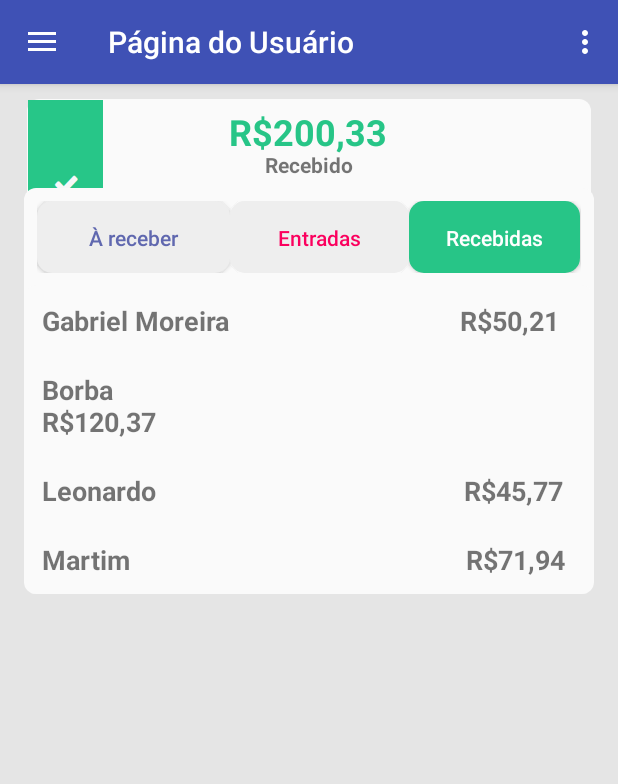
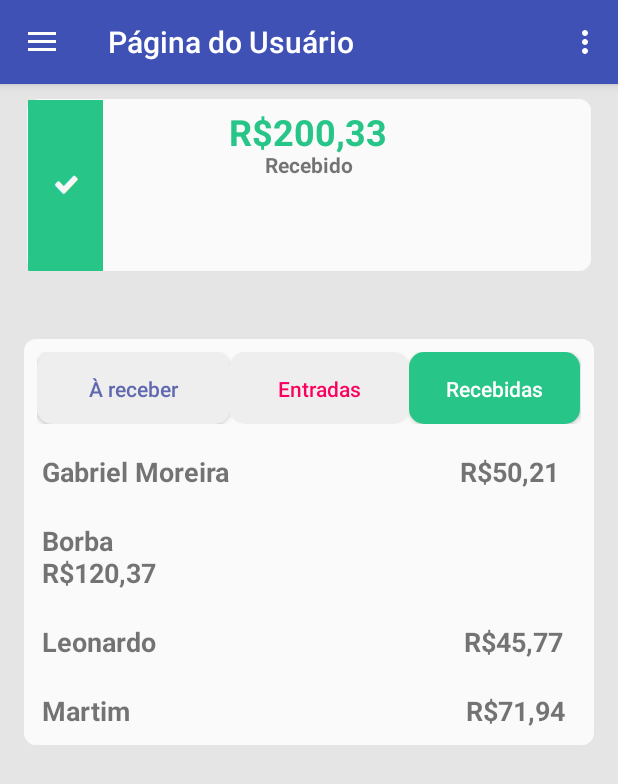
Before and after one commit to filipefborba/lapagapp, an Android app: the initial_userActivity screen opened directly, with no data from a screen before it, after a tap on "Recebidas", on a phone screen of 412 x 824 dp. Shown: the top 784 px of the screen. Run offline under Robolectric (Android 15) with nearby library versions, the phone set to English and light mode, and no system bars; 2 other taps on this screen came first.

Commit message:
fixed bug

```diff
--- a/Lapag/app/src/main/java/com/example/gmore/lapag/initial_userActivity.java
+++ b/Lapag/app/src/main/java/com/example/gmore/lapag/initial_userActivity.java
@@ -1,11 +1,8 @@
 package com.example.gmore.lapag;
 
-import android.content.Intent;
-import android.graphics.Color;
+
 import android.graphics.drawable.Drawable;
 import android.os.Bundle;
-import android.support.design.widget.FloatingActionButton;
-import android.support.design.widget.Snackbar;
 import android.view.View;
 import android.support.design.widget.NavigationView;
 import android.support.v4.view.GravityCompat;
@@ -16,18 +13,15 @@ import android.support.v7.widget.Toolbar;
 import android.view.Menu;
 import android.view.MenuItem;
 import android.widget.Button;
-import android.widget.RelativeLayout;
-import android.widget.TabHost;
+
 import android.widget.TextView;
 
 
 
 
-import static com.example.gmore.lapag.R.drawable.transferido;
 
 public class initial_userActivity extends AppCompatActivity
         implements NavigationView.OnNavigationItemSelectedListener, View.OnClickListener {
-    private TextView nome_usuario_menu;
     private Button button_areceber;
     private Button button_entradas;
     private Button button_recebidas;
@@ -48,7 +42,6 @@ public class initial_userActivity extends AppCompatActivity
         setSupportActionBar(toolbar);
 
 
-        nome_usuario_menu = (TextView) findViewById(R.id.nome_usuario_menu);
         score_view = (TextView) findViewById(R.id.score_view);
         score_value = (TextView) findViewById(R.id.score);
         areceber_text = (TextView) findViewById(R.id.areceber_texto);
@@ -101,7 +94,8 @@ public class initial_userActivity extends AppCompatActivity
             score_value.setTextColor(getResources().getColor(R.color.areceber));
             areceber_text.setText("À receber");
             proximo_recebimento_valor.setVisibility(View.VISIBLE);
-            proximo_recebimento_data.setVisibility(View.VISIBLE);
+            proximo_recebimento_data.setTextColor(getResources().getColor(R.color.default_font));
+
 
 
         }
@@ -119,7 +113,7 @@ public class initial_userActivity extends AppCompatActivity
             score_value.setTextColor(getResources().getColor(R.color.areceber));
             areceber_text.setText("À receber");
             proximo_recebimento_valor.setVisibility(View.VISIBLE);
-            proximo_recebimento_data.setVisibility(View.VISIBLE);
+            proximo_recebimento_data.setTextColor(getResources().getColor(R.color.default_font));
 
         }
         if (v.getId() == R.id.button_recebidas) {
@@ -136,8 +130,8 @@ public class initial_userActivity extends AppCompatActivity
             score_view.setCompoundDrawablesWithIntrinsicBounds(transferido_drawable, null, null, null);
             score_value.setTextColor(getResources().getColor(R.color.tranferido));
             areceber_text.setText("Recebido");
+            proximo_recebimento_data.setTextColor(getResources().getColor(R.color.background_default));
             proximo_recebimento_valor.setVisibility(View.GONE);
-            proximo_recebimento_data.setVisibility(View.GONE);
 
 
 
--- a/Lapag/app/src/main/res/layout/content_initial_user.xml
+++ b/Lapag/app/src/main/res/layout/content_initial_user.xml
@@ -114,15 +114,16 @@
         android:id="@+id/proximo_recebimento_data"
         android:layout_width="wrap_content"
         android:layout_height="wrap_content"
+        android:layout_marginEnd="8dp"
         android:layout_marginLeft="8dp"
         android:layout_marginRight="8dp"
+        android:layout_marginStart="8dp"
         android:layout_marginTop="86dp"
         android:text="Próximo recebimento 09/02"
+        android:textColor="@color/default_font"
         app:layout_constraintLeft_toLeftOf="@+id/linearLayout"
         app:layout_constraintRight_toRightOf="@+id/linearLayout"
-        app:layout_constraintTop_toTopOf="@+id/score"
-        android:layout_marginStart="8dp"
-        android:layout_marginEnd="8dp" />
+        app:layout_constraintTop_toTopOf="@+id/score" />
 
     <LinearLayout
         android:id="@+id/linearLayout2"
@@ -139,7 +140,7 @@
         app:layout_constraintHorizontal_bias="0.0"
         app:layout_constraintLeft_toLeftOf="@+id/linearLayout"
         app:layout_constraintRight_toRightOf="@+id/linearLayout"
-        app:layout_constraintVertical_bias="0.097"
+        app:layout_constraintVertical_bias="0.113"
         app:layout_constraintTop_toBottomOf="@+id/proximo_recebimento_data">
 
         <LinearLayout
--- a/Lapag/app/src/main/res/values/colors.xml
+++ b/Lapag/app/src/main/res/values/colors.xml
@@ -8,4 +8,6 @@
     <color name="faturado">#fb005e</color>
     <color name="areceber">#6068af</color>
     <color name="white">#FFF</color>
+    <color name="background_default">#FAFAFA</color>
+    <color name="default_font">#727272</color>
 </resources>
```
